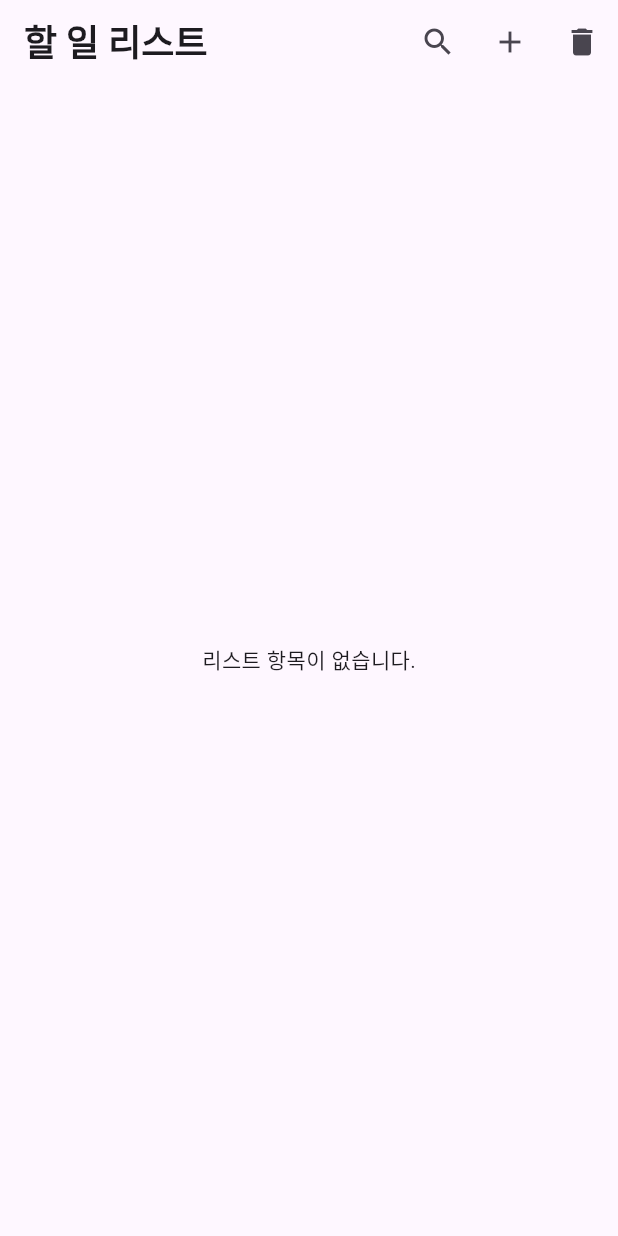
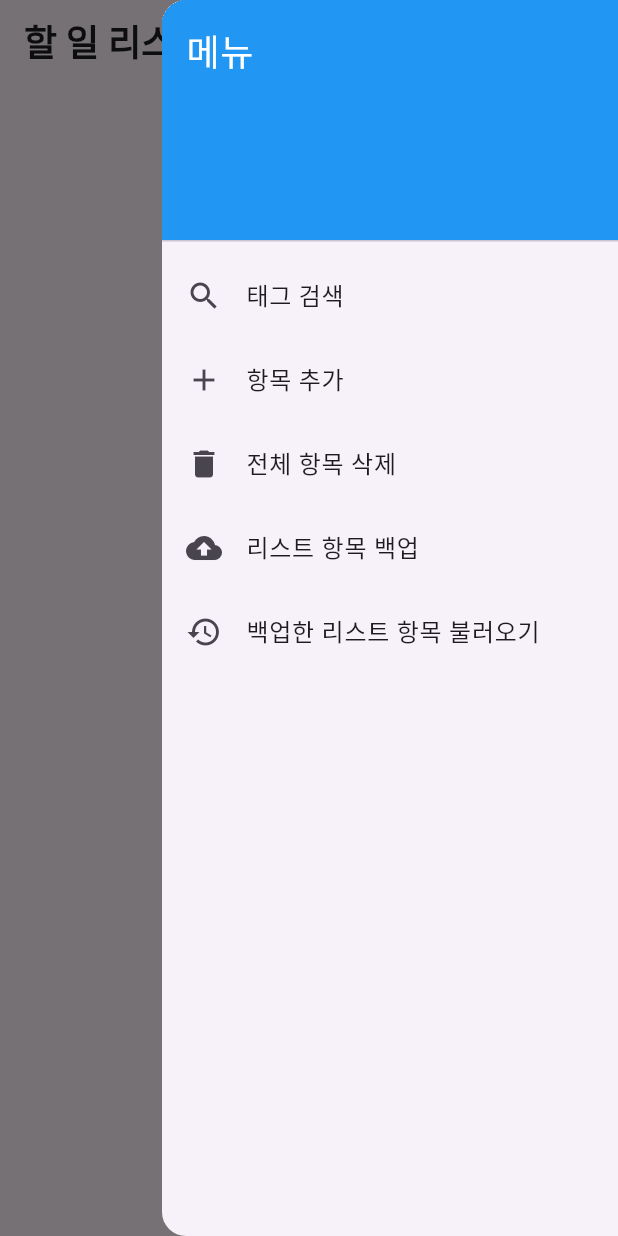
Before and after one commit to Deugdeugi/CardList, a Flutter app: the screen it shows after launch, with the side drawer open (before the commit the screen has no drawer), on a phone screen of 412 x 824 dp. Run offline on Flutter 3.47's test engine with Material 3 defaults, Android fonts, the light colour scheme and no system bars; our stand-ins replace flutter_linkify, shared_preferences.

Commit message:
Add menu button, etc.
- 오른쪽 상단 메뉴 버튼 추가
- 상세 페이지에서 제목/내용 클릭 시 편집 모드로 진입하도록 수정
- 리스트 백업 기능 추가

```diff
--- a/lib/main.dart
+++ b/lib/main.dart
@@ -38,6 +38,8 @@ class CardList extends StatefulWidget {
 }
 
 class _CardListState extends State<CardList> {
+  final GlobalKey<ScaffoldState> _scaffoldKey = GlobalKey<ScaffoldState>();
+
   @override
   Widget build(BuildContext context) {
     final itemProvider = Provider.of<ItemProvider>(context);
@@ -239,26 +241,86 @@ class _CardListState extends State<CardList> {
     }
 
     return Scaffold(
+        key: _scaffoldKey,
         appBar: AppBar(
           title: const Text('할 일 리스트',
               style: TextStyle(fontSize: 24, fontWeight: FontWeight.bold)),
           actions: [
             IconButton(
-              icon: const Icon(Icons.search),
-              onPressed: searchItem,
-              tooltip: '태그 검색',
-            ),
-            IconButton(
-              icon: const Icon(Icons.add),
-              onPressed: addItem,
-              tooltip: '항목 추가',
-            ),
-            IconButton(
-              icon: const Icon(Icons.delete),
-              onPressed: () => removeAll(),
-              tooltip: '전체 항목 삭제',
+              icon: const Icon(Icons.menu),
+              onPressed: () {
+                _scaffoldKey.currentState!.openEndDrawer();
+              },
+              tooltip: '메뉴 열기',
             ),
           ],
+        ),
+        endDrawer: Drawer(
+          child: ListView(
+            padding: EdgeInsets.zero,
+            children: <Widget>[
+              const DrawerHeader(
+                decoration: BoxDecoration(
+                  color: Colors.blue,
+                ),
+                child: Text(
+                  '메뉴',
+                  style: TextStyle(
+                    color: Colors.white,
+                    fontSize: 24,
+                  ),
+                ),
+              ),
+              ListTile(
+                leading: const Icon(Icons.search),
+                title: const Text('태그 검색'),
+                onTap: () {
+                  Navigator.of(context).pop(); // 드로어 닫기
+                  searchItem();
+                },
+              ),
+              ListTile(
+                leading: const Icon(Icons.add),
+                title: const Text('항목 추가'),
+                onTap: () {
+                  Navigator.of(context).pop(); // 드로어 닫기
+                  addItem();
+                },
+              ),
+              ListTile(
+                leading: const Icon(Icons.delete),
+                title: const Text('전체 항목 삭제'),
+                onTap: () {
+                  Navigator.of(context).pop(); // 드로어 닫기
+                  removeAll();
+                },
+              ),
+              ListTile(
+                leading: const Icon(Icons.backup),
+                title: const Text('리스트 항목 백업'),
+                onTap: () {
+                  Navigator.of(context).pop(); // 드로어 닫기
+                  itemProvider.backupSharedPreferences();
+                  ScaffoldMessenger.of(context).hideCurrentSnackBar();
+                  ScaffoldMessenger.of(context).showSnackBar(
+                    const SnackBar(content: Text('백업이 완료되었습니다.')),
+                  );
+                },
+              ),
+              ListTile(
+                leading: const Icon(Icons.restore),
+                title: const Text('백업한 리스트 항목 불러오기'),
+                onTap: () {
+                  Navigator.of(context).pop(); // 드로어 닫기
+                  itemProvider.restoreSharedPreferences();
+                  ScaffoldMessenger.of(context).hideCurrentSnackBar();
+                  ScaffoldMessenger.of(context).showSnackBar(
+                    const SnackBar(content: Text('리스트 항목 불러오기가 완료되었습니다.')),
+                  );
+                },
+              ),
+            ],
+          ),
         ),
         body: itemProvider.items.isNotEmpty
             ? ReorderableListView(
--- a/pubspec.yaml
+++ b/pubspec.yaml
@@ -34,6 +34,7 @@ dependencies:
   flutter_linkify: #for using clickable link
   url_launcher: #for executing link
   provider:
+  path_provider:
 
   # The following adds the Cupertino Icons font to your application.
   # Use with the CupertinoIcons class for iOS style icons.
```
Also changed, not shown: lib/detail_page.dart (+16 -2 lines), lib/provider/item_provider.dart (+30 -1 lines), pubspec.lock, 1 other file.
